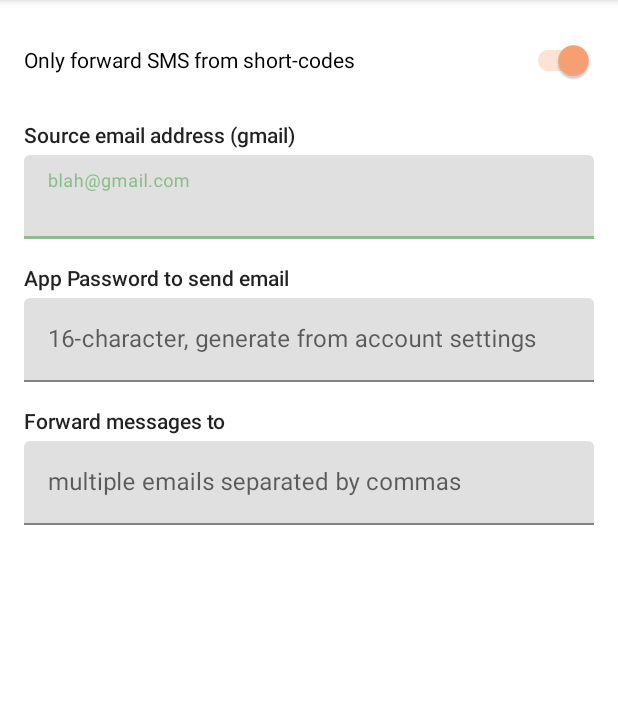
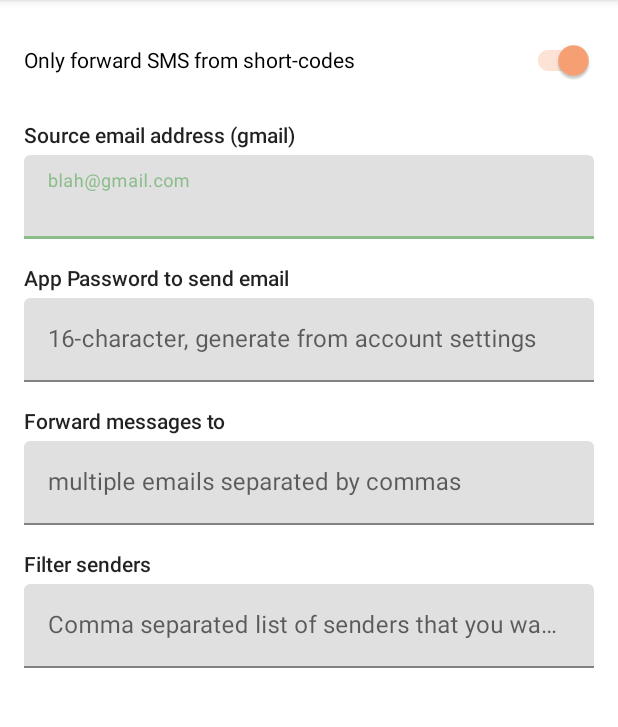
Before and after one commit to hmehendale/android-sms-forwarder, an Android app: the screen it shows after launch (SettingsActivity), after a tap on "Settings", on a phone screen of 412 x 824 dp, the part 84-811 px from its top. Run offline under Robolectric (Android 15) with nearby library versions, the light colour scheme and no system bars; 4 statements that could not run were skipped.

```diff
--- a/app/src/main/AndroidManifest.xml
+++ b/app/src/main/AndroidManifest.xml
@@ -3,6 +3,8 @@
     xmlns:tools="http://schemas.android.com/tools">
 
     <uses-feature android:name="android.hardware.telephony" android:required="false" />
+
+    <uses-permission android:name="android.permission.READ_PHONE_STATE" />
     <uses-permission android:name="android.permission.READ_SMS" />
     <uses-permission android:name="android.permission.RECEIVE_SMS" />
     <uses-permission android:name="android.permission.INTERNET" />
--- a/app/src/main/java/com/example/messy/MainActivity.kt
+++ b/app/src/main/java/com/example/messy/MainActivity.kt
@@ -52,6 +52,10 @@ class MainActivity: AppCompatActivity() {
         if (ActivityCompat.checkSelfPermission(this, Manifest.permission.RECEIVE_SMS)
             != PackageManager.PERMISSION_GRANTED) {
             missingPermissions.add(Manifest.permission.RECEIVE_SMS)
+        }
+        if (ActivityCompat.checkSelfPermission(this, Manifest.permission.READ_PHONE_STATE)
+            != PackageManager.PERMISSION_GRANTED) {
+            missingPermissions.add(Manifest.permission.READ_PHONE_STATE)
         }
         if (missingPermissions.size > 0) {
             ActivityCompat.requestPermissions(this,
--- a/app/src/main/java/com/example/messy/Preferences/Settings.kt
+++ b/app/src/main/java/com/example/messy/Preferences/Settings.kt
@@ -2,6 +2,7 @@ package com.example.messy.Preferences
 
 import android.content.Context
 import androidx.preference.PreferenceManager
+import java.util.Collections
 
 class Settings(context: Context) {
     companion object {
@@ -10,6 +11,7 @@ class Settings(context: Context) {
         private const val SOURCE_EMAIL_ADDRESS = "source_email_addr"
         private const val DEST_EMAIL_ADDRESS = "dest_email_addr"
         private const val ONLY_FORWARD_SHORTCODE_SMS = "shortcode_sms_only"
+        private const val SOURCE_FILTERS = "source_filters"
     }
 
     private val prefs = PreferenceManager.getDefaultSharedPreferences(context)
@@ -30,4 +32,9 @@ class Settings(context: Context) {
         get() = prefs.getBoolean(ENABLE_FORWARDING, true)
         set(value: Boolean) = prefs.edit().putBoolean(ENABLE_FORWARDING, value).apply()
 
+    var sourceFilters: Set<String>?
+        get() = Collections.unmodifiableSet(
+            // getStringSet returns a MutableSet which must not be mutated :/
+            prefs.getStringSet(SOURCE_FILTERS, setOf<String>()))
+        set(value: Set<String>?) = prefs.edit().putStringSet(SOURCE_FILTERS, value).apply()
 }
--- a/app/src/main/java/com/example/messy/Preferences/SettingsActivity.kt
+++ b/app/src/main/java/com/example/messy/Preferences/SettingsActivity.kt
@@ -54,6 +54,7 @@ class SettingsActivity: AppCompatActivity() {
         val shortCodesOnly = settings.onlyForwardShortCodes
         val sourceEmail = settings.sourceEmailAddress
         val destEmail = settings.destEmailAddress
+        val sourceFilterCsv = settings.sourceFilters
         val emailToken = if (tokenManager.getToken() != null) TOKEN_EXISTS_STRING else ""
         Log.d("FORWARDER/Settings", "Stored token is " + tokenManager.getToken())
 
@@ -91,6 +92,12 @@ class SettingsActivity: AppCompatActivity() {
                 tokenManager.storeToken(text)
             }
         }
+
+        val srcFilterView = findViewById<TextInputEditText>(R.id.source_filters)
+        srcFilterView.setText(sourceFilterCsv)
+        srcFilterView.debouncedTextChangeListener() { text ->
+            settings.sourceFilters = text
+        }
     }
 
     // Handle the "back" button
--- a/app/src/main/res/layout/activity_settings.xml
+++ b/app/src/main/res/layout/activity_settings.xml
@@ -110,4 +110,36 @@
             android:layout_height="wrap_content"
             android:hint="@string/destination_email_address_hint" />
     </com.google.android.material.textfield.TextInputLayout>
+
+    <TextView
+        android:id="@+id/source_filters_label"
+        android:layout_width="0dp"
+        android:layout_height="wrap_content"
+        android:layout_marginStart="16dp"
+        android:layout_marginTop="16dp"
+        android:layout_marginEnd="16dp"
+        android:text="@string/source_filter_label"
+        android:textAppearance="@style/TextAppearance.AppCompat.Body2"
+        app:layout_constraintEnd_toEndOf="parent"
+        app:layout_constraintStart_toStartOf="parent"
+        app:layout_constraintTop_toBottomOf="@+id/dest_email_address_layout" />
+
+    <com.google.android.material.textfield.TextInputLayout
+        android:id="@+id/source_filters_layout"
+        android:layout_width="0dp"
+        android:layout_height="wrap_content"
+        android:layout_marginStart="16dp"
+        android:layout_marginTop="4dp"
+        android:layout_marginEnd="16dp"
+        app:layout_constraintEnd_toEndOf="parent"
+        app:layout_constraintStart_toStartOf="parent"
+        app:layout_constraintTop_toBottomOf="@+id/source_filters_label">
+
+        <com.google.android.material.textfield.TextInputEditText
+            android:id="@+id/source_filters"
+            android:layout_width="match_parent"
+            android:layout_height="wrap_content"
+            android:hint="@string/source_filter_layout_hint" />
+    </com.google.android.material.textfield.TextInputLayout>
+
 </androidx.constraintlayout.widget.ConstraintLayout>
--- a/app/src/main/res/values/strings.xml
+++ b/app/src/main/res/values/strings.xml
@@ -7,5 +7,7 @@
     <string name="source_email_app_password_hint">16-character, generate from account settings</string>
     <string name="destination_email_address_label">Forward messages to</string>
     <string name="destination_email_address_hint">multiple emails separated by commas</string>
+    <string name="source_filter_label">Filter senders</string>
+    <string name="source_filter_layout_hint">Comma separated list of senders that you want to match</string>
     <string name="app_settings">Settings</string>
 </resources>
```
Also changed, not shown: app/src/main/java/com/example/messy/SMSReceiver.kt (+25 -4 lines).
